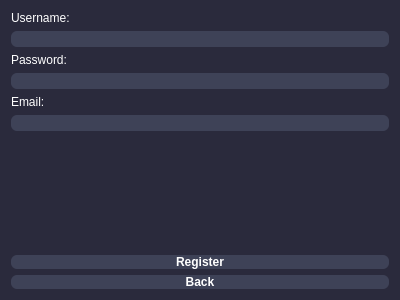
The window that accsys/registerwindow.ui (fiorigzg/qt-trading-bot-analyzer) describes before a commit, drawn with Qt 5.
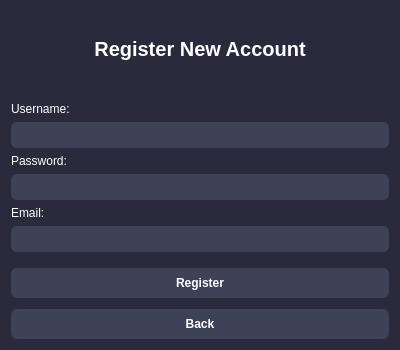
The same window after the commit.

Diff of the .ui file:
```diff
--- a/accsys/registerwindow.ui
+++ b/accsys/registerwindow.ui
@@ -7,7 +7,7 @@
     <x>0</x>
     <y>0</y>
     <width>400</width>
-    <height>300</height>
+    <height>350</height>
    </rect>
   </property>
   <property name="sizePolicy">
@@ -25,6 +25,21 @@
 color: white;</string>
   </property>
   <layout class="QVBoxLayout" name="verticalLayout">
+   <item>
+    <widget class="QLabel" name="headerLabel">
+     <property name="text">
+      <string>Register New Account</string>
+     </property>
+     <property name="alignment">
+      <set>Qt::AlignCenter</set>
+     </property>
+     <property name="styleSheet">
+      <string notr="true">font-size: 20px;
+font-weight: bold;
+margin-bottom: 10px;</string>
+     </property>
+    </widget>
+   </item>
    <item>
     <layout class="QFormLayout" name="formLayout">
      <property name="fieldGrowthPolicy">
@@ -47,7 +62,8 @@
 border-radius: 6px;
 background-color: #3E4257;
 font-weight: 600;
-color: white;</string>
+color: white;
+padding: 5px;</string>
        </property>
       </widget>
      </item>
@@ -65,7 +81,8 @@
 border-radius: 6px;
 background-color: #3E4257;
 font-weight: 600;
-color: white;</string>
+color: white;
+padding: 5px;</string>
        </property>
        <property name="echoMode">
         <enum>QLineEdit::Password</enum>
@@ -86,7 +103,8 @@
 border-radius: 6px;
 background-color: #3E4257;
 font-weight: 600;
-color: white;</string>
+color: white;
+padding: 5px;</string>
        </property>
       </widget>
      </item>
@@ -98,7 +116,9 @@
       <string notr="true">border-style: solid;
 border-radius: 6px;
 background-color: #3E4257;
-font-weight: 600;</string>
+font-weight: 600;
+padding: 8px;
+margin-top: 10px;</string>
      </property>
      <property name="text">
       <string>Register</string>
@@ -111,7 +131,9 @@
       <string notr="true">border-style: solid;
 border-radius: 6px;
 background-color: #3E4257;
-font-weight: 600;</string>
+font-weight: 600;
+padding: 8px;
+margin-top: 5px;</string>
      </property>
      <property name="text">
       <string>Back</string>
```
